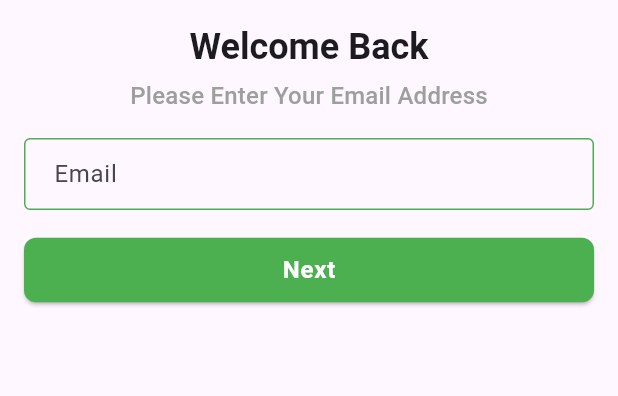
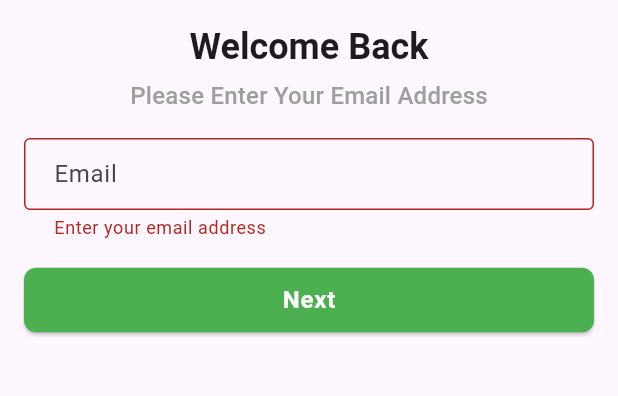
Before and after one commit to robiulhassancse/craftyBay, a Flutter app: the EmailVerificationScreen screen opened directly, after a tap on "Next", on a phone screen of 412 x 824 dp, the part 324-720 px from its top. Run offline on Flutter 3.47's test engine with Material 3 defaults, Android fonts, the phone set to English and light mode, and no system bars; our stand-ins replace carousel_slider, flutter_svg, get, pin_code_fields.

Commit message:
email and otp verification

```diff
--- a/lib/applications/app.dart
+++ b/lib/app.dart
@@ -2,7 +2,7 @@ import 'package:ecommerce/ui/screens/splash_screen.dart';
 import 'package:flutter/material.dart';
 import 'package:get/get.dart';
 
-import '../ui/state_holders/state_holder_binder.dart';
+import 'state_holder_binder.dart';
 
 class CraftyBay extends StatelessWidget {
   const CraftyBay({super.key});
--- /dev/null
+++ b/lib/data/model/response_object.dart
@@ -0,0 +1,12 @@
+class ResponseObject {
+  final bool isSuccess;
+  final int statusCode;
+  final dynamic responseBody;
+  final String? errorMessage;
+
+  ResponseObject(
+      {required this.isSuccess,
+        required this.statusCode,
+        required this.responseBody,
+        required this.errorMessage});
+}
--- /dev/null
+++ b/lib/data/utility/urls.dart
@@ -0,0 +1,5 @@
+class Urls{
+  static const String _baseUrl = 'https://craftybay.teamrabbil.com/api';
+  static String emailVerification(String email) =>'$_baseUrl/UserLogin/$email';
+  static String otpVerification(String email, String otp) =>'$_baseUrl/VerifyLogin/$email/$otp';
+}
--- a/lib/main.dart
+++ b/lib/main.dart
@@ -1,4 +1,4 @@
-import 'package:ecommerce/applications/app.dart';
+import 'package:ecommerce/app.dart';
 import 'package:flutter/material.dart';
 
 void main(){
--- /dev/null
+++ b/lib/state_holders/email_verification_controller.dart
@@ -0,0 +1,27 @@
+import 'package:ecommerce/data/model/response_object.dart';
+import 'package:ecommerce/data/utility/network_caller.dart';
+import 'package:ecommerce/data/utility/urls.dart';
+import 'package:get/get.dart';
+
+class EmailVerificationController extends GetxController{
+ bool _emailVerificationInProgress = false;
+ String _message= '';
+
+ bool get emailVerificationInProgress => _emailVerificationInProgress;
+ String get message => _message;
+
+ Future<bool> emailVerify(String email) async{
+   _emailVerificationInProgress = true;
+   update();
+   final ResponseObject response = await NetworkCaller.getRequest(Urls.emailVerification(email));
+   _emailVerificationInProgress = false;
+   update();
+   if(response.isSuccess){
+     _message = response.responseBody['data'] ?? '';
+     return true;
+   }else{
+     return false;
+   }
+ }
+
+}
--- /dev/null
+++ b/lib/state_holders/otp_verification_controller.dart
@@ -0,0 +1,27 @@
+import 'package:ecommerce/data/model/response_object.dart';
+import 'package:ecommerce/data/utility/network_caller.dart';
+import 'package:ecommerce/data/utility/urls.dart';
+import 'package:get/get.dart';
+
+class OtpVerificationController extends GetxController{
+  bool _otpVerificationInProgress = false;
+
+  String _message='';
+
+  bool get otpVerificationInProgress => _otpVerificationInProgress;
+  String get message => _message;
+
+  Future<bool> otpVerify(String email, String otp) async {
+    _otpVerificationInProgress = true;
+    update();
+    final ResponseObject response = await NetworkCaller.getRequest(Urls.otpVerification(email, otp));
+    _otpVerificationInProgress = false;
+    update();
+    if(response.isSuccess){
+      return true;
+    }else{
+      _message = response.responseBody['data'] ?? '';
+      return false;
+    }
+  }
+}
--- a/lib/ui/screens/category_list_screen.dart
+++ b/lib/ui/screens/category_list_screen.dart
@@ -1,4 +1,4 @@
-import 'package:ecommerce/ui/state_holders/main_bottom_nav_controller.dart';
+import 'package:ecommerce/state_holders/main_bottom_nav_controller.dart';
 import 'package:ecommerce/ui/widgets/home/category_card.dart';
 import 'package:flutter/material.dart';
 import 'package:get/get.dart';
--- a/lib/ui/screens/email_verification_screen.dart
+++ b/lib/ui/screens/email_verification_screen.dart
@@ -1,6 +1,9 @@
+import 'package:ecommerce/state_holders/email_verification_controller.dart';
+import 'package:ecommerce/ui/screens/otp_verification_screen.dart';
 import 'package:ecommerce/ui/utility/image_assets.dart';
 import 'package:flutter/material.dart';
 import 'package:flutter_svg/flutter_svg.dart';
+import 'package:get/get.dart';
 
 class EmailVerificationScreen extends StatefulWidget {
   const EmailVerificationScreen({super.key});
@@ -11,12 +14,19 @@ class EmailVerificationScreen extends StatefulWidget {
 }
 
 class _EmailVerificationScreenState extends State<EmailVerificationScreen> {
+  final TextEditingController _emailTEController = TextEditingController();
+   final GlobalKey<FormState> _formKey = GlobalKey<FormState>();
+  // final GlobalKey<FormState> _formKey = GlobalKey<FormState>();
+
+
   @override
   Widget build(BuildContext context) {
     return Scaffold(
       body: SingleChildScrollView(
         child: Padding(
           padding: const EdgeInsets.all(16.0),
+          child: Form(
+            key: _formKey,
             child: Column(
               children: [
                 const SizedBox(
@@ -49,22 +59,51 @@ class _EmailVerificationScreenState extends State<EmailVerificationScreen> {
                   height: 16,
                 ),
                 TextFormField(
+                  controller: _emailTEController,
                   decoration: const InputDecoration(
                     hintText: 'Email',
                   ),
+                  validator: (String? text){
+                    if(text?.isEmpty ?? true){
+                      return 'Enter your email address';
+                    }else if(text!.isEmail == false){
+                      return 'Enter a valid email address';
+                    }
+                    return null;
+                  },
                 ),
                 const SizedBox(height: 16,),
                 SizedBox(
                     width: double.infinity,
-                  child: ElevatedButton(
-                      onPressed: () {},
+                  child: GetBuilder<EmailVerificationController>(
+                    // init: Get.find<EmailVerificationController>(),
+                      builder: (controller) {
+                        if(controller.emailVerificationInProgress){
+                          return const Center(
+                            child: CircularProgressIndicator(),
+                          );
+                        }
+                        return ElevatedButton(
+                            onPressed: () async {
+                              if(_formKey.currentState!.validate()){
+                                  final response = await controller.emailVerify(_emailTEController.text.trim());
+                                  if(response){
+                                    Get.to(()=> OtpVerificationScreen(email: _emailTEController.text.trim(),));
+                                  }else{
+                                    Get.snackbar('Try Again', 'Email verification failed');
+                                  }
+                              }
+                            },
                             child: const Text(
                               'Next',
                               style: TextStyle(
                                 color: Colors.white,
                               ),
-                      )))
+                            ));
+                      }
+                    ),),
               ],
+            ),
           ),
         ),
       ),
--- a/lib/ui/screens/main_bottom_navbar_screen.dart
+++ b/lib/ui/screens/main_bottom_navbar_screen.dart
@@ -2,8 +2,7 @@ import 'package:ecommerce/ui/screens/cart_list_details_screen.dart';
 import 'package:ecommerce/ui/screens/category_list_screen.dart';
 import 'package:ecommerce/ui/screens/home_screen.dart';
 import 'package:ecommerce/ui/screens/wish_list_screen.dart';
-import 'package:ecommerce/ui/state_holders/main_bottom_nav_controller.dart';
-import 'package:ecommerce/ui/widgets/home/product_details.dart';
+import 'package:ecommerce/state_holders/main_bottom_nav_controller.dart';
 import 'package:flutter/material.dart';
 import 'package:get/get.dart';
 
--- a/lib/ui/screens/splash_screen.dart
+++ b/lib/ui/screens/splash_screen.dart
@@ -1,3 +1,4 @@
+import 'package:ecommerce/ui/screens/email_verification_screen.dart';
 import 'package:ecommerce/ui/screens/main_bottom_navbar_screen.dart';
 import 'package:ecommerce/ui/utility/image_assets.dart';
 import 'package:ecommerce/ui/widgets/home/product_details.dart';
@@ -22,7 +23,7 @@ class _SplashScreenState extends State<SplashScreen> {
 
   Future<void> goToNextScreen() async {
     Future.delayed(const Duration(seconds: 2)).then((value) {
-      Get.offAll(()=>const MainBottomNavBar());
+      Get.offAll(()=>const EmailVerificationScreen());
     });
   }
 
--- a/lib/ui/screens/wish_list_screen.dart
+++ b/lib/ui/screens/wish_list_screen.dart
@@ -1,4 +1,4 @@
-import 'package:ecommerce/ui/state_holders/main_bottom_nav_controller.dart';
+import 'package:ecommerce/state_holders/main_bottom_nav_controller.dart';
 import 'package:ecommerce/ui/widgets/home/category_card.dart';
 import 'package:flutter/material.dart';
 import 'package:get/get.dart';
--- a/lib/ui/widgets/home/home_slider.dart
+++ b/lib/ui/widgets/home/home_slider.dart
@@ -16,7 +16,7 @@ class _HomeSliderState extends State<HomeSlider> {
       children: [
         CarouselSlider(
           options: CarouselOptions(
-              height: 200.0,
+              height: 180.0,
               autoPlay: true,
               autoPlayInterval: const Duration(seconds: 4),
               onPageChanged: (int page, _) {
@@ -28,7 +28,7 @@ class _HomeSliderState extends State<HomeSlider> {
                 return Container(
                     width: MediaQuery.of(context).size.width,
                     margin: const EdgeInsets.symmetric(horizontal: 5.0),
-                    decoration: const BoxDecoration(color: Colors.amber),
+                    decoration: BoxDecoration(color: Colors.amber,borderRadius: BorderRadius.circular(8)),
                     alignment: Alignment.center,
                     child: Text(
                       'text $i',
@@ -52,7 +52,7 @@ class _HomeSliderState extends State<HomeSlider> {
                   margin: const EdgeInsets.symmetric(horizontal: 4),
                   decoration: BoxDecoration(
                     border: Border.all(
-                      color: Colors.grey,
+                      color: value == i ? Colors.green : Colors.grey,
                     ),
                     borderRadius: BorderRadius.circular(20),
                     color: value == i ? Colors.green : null,
--- a/pubspec.yaml
+++ b/pubspec.yaml
@@ -20,6 +20,7 @@ dependencies:
   get: ^4.6.6
   pin_code_fields: ^8.0.1
   carousel_slider: ^4.2.1
+  http: ^1.2.0
 
 
 dev_dependencies:
```
Also changed, not shown: lib/data/utility/network_caller.dart (added, +119 -0 lines), lib/state_holder_binder.dart (added, +14 -0 lines), lib/ui/screens/otp_verification_screen.dart (+40 -4 lines), lib/ui/state_holders/state_holder_binder.dart (deleted, +0 -10 lines), lib/state_holders/main_bottom_nav_controller.dart (renamed from lib/ui/state_holders/main_bottom_nav_controller.dart), pubspec.lock. Lines whose indentation alone changed are shown as unchanged.
